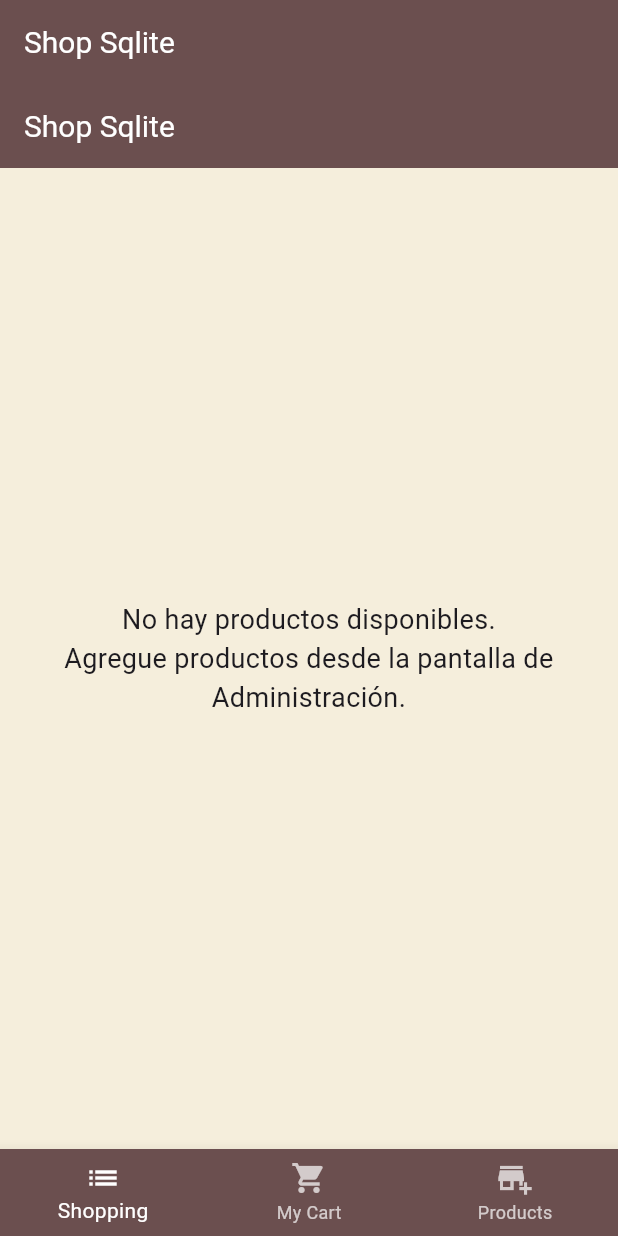
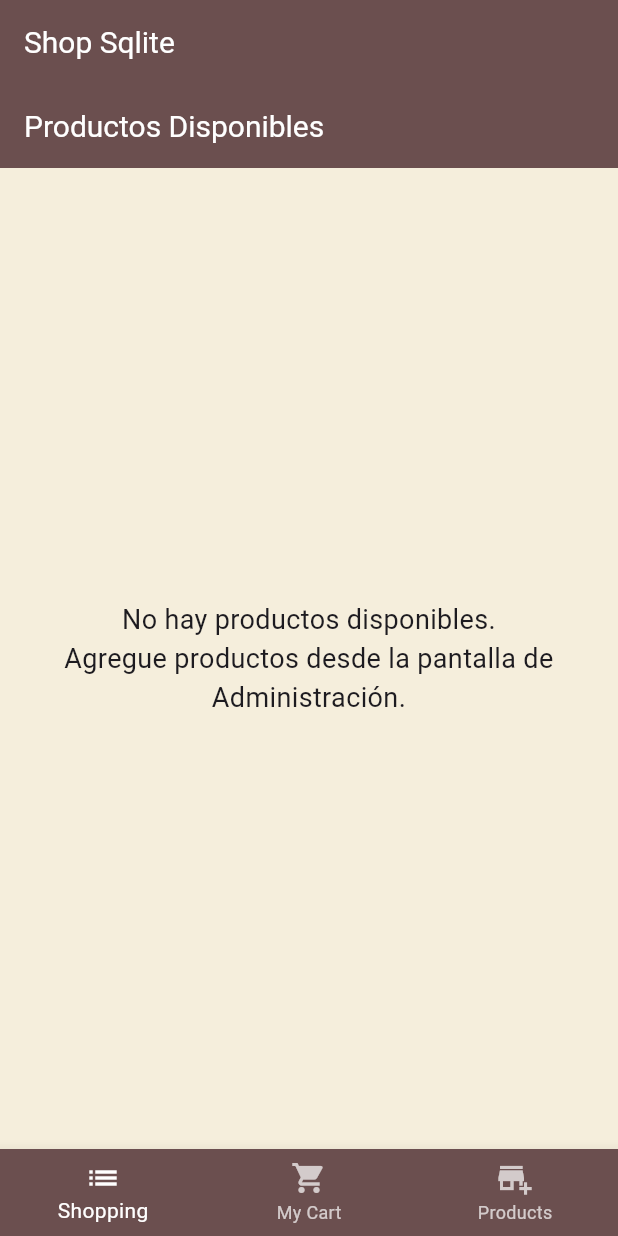
Before and after one commit to Brizuela-Mara94-EDU/sqlite, a Flutter app: the screen it shows after launch, on a phone screen of 412 x 824 dp. Run offline on Flutter 3.47's test engine with Material 3 defaults, Android fonts, the phone set to English and light mode, and no system bars; our stand-ins replace image_picker, sqflite, sqflite_common_ffi; accounts and stored records are empty.

Commit message:
detalle final

```diff
--- a/lib/product_admin_screen.dart
+++ b/lib/product_admin_screen.dart
@@ -93,8 +93,9 @@ class _ProductAdminScreenState extends State<ProductAdminScreen> {
     } else {
       ScaffoldMessenger.of(context).showSnackBar(
         const SnackBar(
-          content:
-              Text('Por favor, completa todos los campos y selecciona una imagen.'),
+          content: Text(
+            'Por favor, completa todos los campos y selecciona una imagen.',
+          ),
         ),
       );
     }
@@ -157,8 +158,10 @@ class _ProductAdminScreenState extends State<ProductAdminScreen> {
                   children: [
                     Icon(Icons.image_outlined, size: 40, color: Colors.grey),
                     SizedBox(height: 8),
-                    Text('Seleccionar Imagen',
-                        style: TextStyle(color: Colors.grey)),
+                    Text(
+                      'Seleccionar Imagen',
+                      style: TextStyle(color: Colors.grey),
+                    ),
                   ],
                 ),
               )
@@ -179,7 +182,7 @@ class _ProductAdminScreenState extends State<ProductAdminScreen> {
     return Scaffold(
       backgroundColor: const Color(0xFFF5EEDC), // Fondo beige
       appBar: AppBar(
-        title: const Text('Shop Sqlite'),
+        title: const Text('Administrar Productos'),
         backgroundColor: const Color(0xFF6B4F4F), // Marrón consistente
       ),
       body: SingleChildScrollView(
@@ -315,8 +318,7 @@ class _ProductAdminScreenState extends State<ProductAdminScreen> {
                           ),
                           title: Text(
                             product.name,
-                            style:
-                                const TextStyle(fontWeight: FontWeight.bold),
+                            style: const TextStyle(fontWeight: FontWeight.bold),
                           ),
                           subtitle: Text(product.description),
                           trailing: Text(
--- a/lib/product_list.dart
+++ b/lib/product_list.dart
@@ -11,7 +11,7 @@ class ProductsList extends StatelessWidget {
     return Scaffold(
       backgroundColor: const Color(0xFFF5EEDC), // 🎨 Fondo beige
       appBar: AppBar(
-        title: const Text('Shop Sqlite'),
+        title: const Text('Productos Disponibles'),
         backgroundColor: const Color(0xFF6B4F4F), // Marrón consistente
       ),
       body: FutureBuilder<List<Product>>(
```
